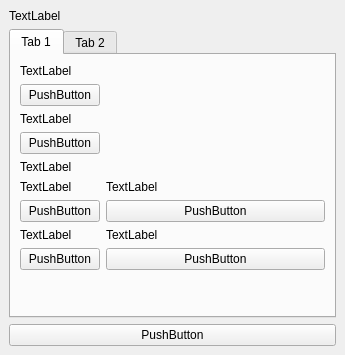
Old version of the form klingelballui.ui in the repository Sammasas/Klingelball-App.
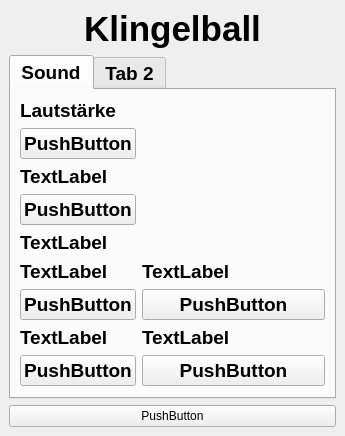
New version of the form.

The edit to the form file:
```diff
--- a/klingelballui.ui
+++ b/klingelballui.ui
@@ -16,23 +16,53 @@
   <widget class="QWidget" name="centralwidget">
    <layout class="QVBoxLayout" name="verticalLayout">
     <item>
-     <widget class="QLabel" name="label">
+     <widget class="QLabel" name="Header">
+      <property name="font">
+       <font>
+        <family>SansSerif</family>
+        <pointsize>26</pointsize>
+        <bold>true</bold>
+       </font>
+      </property>
+      <property name="styleSheet">
+       <string notr="true">
+</string>
+      </property>
       <property name="text">
-       <string>TextLabel</string>
+       <string>Klingelball</string>
+      </property>
+      <property name="textFormat">
+       <enum>Qt::AutoText</enum>
+      </property>
+      <property name="alignment">
+       <set>Qt::AlignCenter</set>
+      </property>
+      <property name="wordWrap">
+       <bool>false</bool>
       </property>
      </widget>
     </item>
     <item>
      <widget class="QTabWidget" name="tabWidget">
+      <property name="font">
+       <font>
+        <family>SansSerif</family>
+        <pointsize>14</pointsize>
+        <bold>true</bold>
+       </font>
+      </property>
+      <property name="tabShape">
+       <enum>QTabWidget::Rounded</enum>
+      </property>
       <widget class="QWidget" name="tab">
        <attribute name="title">
-        <string>Tab 1</string>
+        <string>Sound</string>
        </attribute>
        <layout class="QFormLayout" name="formLayout">
         <item row="0" column="0">
          <widget class="QLabel" name="label_2">
           <property name="text">
-           <string>TextLabel</string>
+           <string>Lautstärke</string>
           </property>
          </widget>
         </item>
```
Left out of the diff: 2 changed lines with no effect on the pictures.
